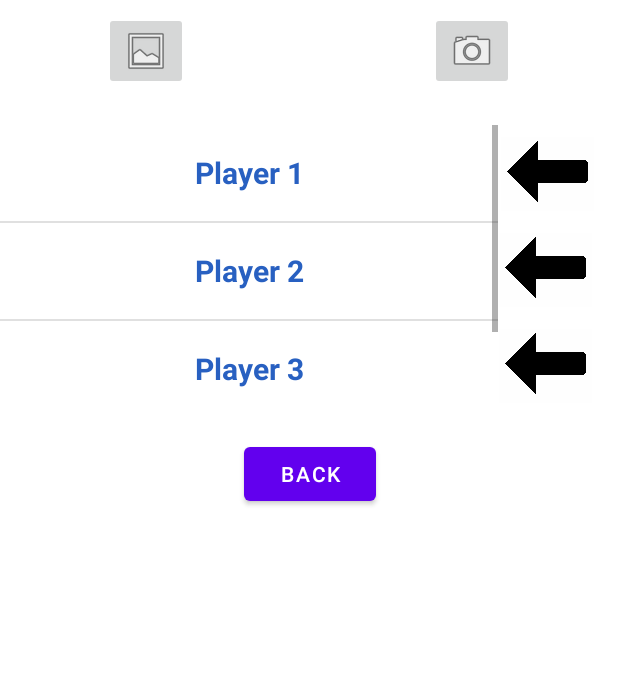
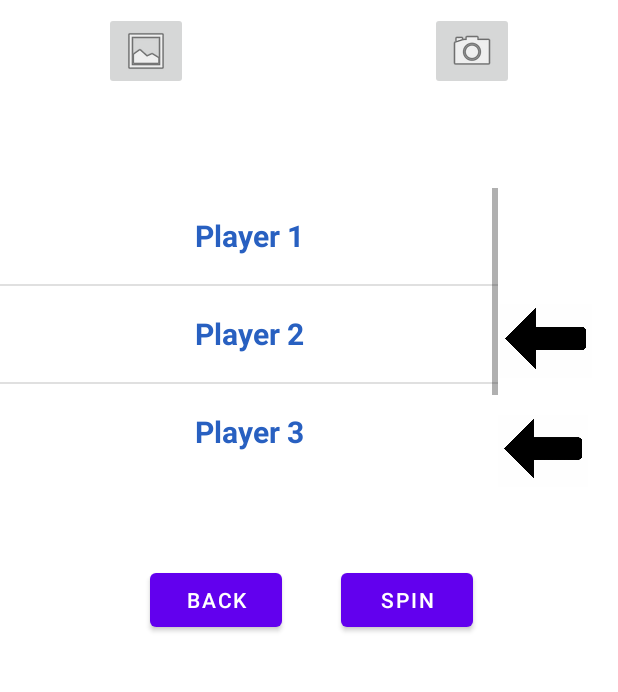
Before and after one commit to shech2/PhotoGuess, an Android app: the fragment GameFragment placed in its activity, after a tap on "Player 1", on a phone screen of 412 x 824 dp, the part 461-1153 px from its top. Run offline under Robolectric (Android 15) with nearby library versions, the light colour scheme and no system bars; our stand-ins replace Firebase (no records; nobody signed in at launch, a user with empty details on screens opened directly); pictures from the network do not load; 1 other tap on this screen came first.

Commit message:
Wokred on GameFragment most of the day , there is a lot to do

```diff
--- a/app/src/main/java/com/example/photoguess/GameFragment.java
+++ b/app/src/main/java/com/example/photoguess/GameFragment.java
@@ -17,6 +17,7 @@
 import android.view.LayoutInflater;
 import android.view.View;
 import android.view.ViewGroup;
+import android.widget.AdapterView;
 import android.widget.ArrayAdapter;
 
 import com.example.photoguess.databinding.FragmentGameBinding;
@@ -30,6 +31,7 @@
     ActivityResultLauncher<String> Gallery;
     ArrayList<String> players;
     View view;
+    int currentPos = -1;
 
     @Override
     public View onCreateView(@NonNull LayoutInflater inflater, ViewGroup container,
@@ -67,11 +69,14 @@
         players.add("Player 3");
         players.add("Player 4");
         ArrayAdapter<String> adapter = new ArrayAdapter<>(getContext(),R.layout.fragment_item,players);
-        int currentPos = 0;
 
         binding.roomShuffle.setAdapter(adapter);
-        binding.roomShuffle.setOnItemClickListener((parent, view, position, id) -> {
-
+        binding.roomShuffle.setOnItemClickListener(new AdapterView.OnItemClickListener() {
+            @Override
+            public void onItemClick(AdapterView<?> parent, View view, int position, long id) {
+                currentPos = position;
+                updateArrowVisibility();
+            }
         });
 
         // Return the root view
@@ -102,4 +107,12 @@
         MediaStore.Images.Media.insertImage(requireActivity().getContentResolver(), picture, "PhotoGuess", "PhotoGuess");
     }
 
+
+    private void updateArrowVisibility() {
+        for (int i = 0; i < binding.roomShuffle.getChildCount(); i++) {
+            View view = binding.roomShuffle.getChildAt(i);
+            binding.imageView4.setVisibility(i == currentPos ? View.VISIBLE : View.INVISIBLE);
+        }
+    }
+
 }
--- a/app/src/main/res/layout/fragment_game.xml
+++ b/app/src/main/res/layout/fragment_game.xml
@@ -77,26 +77,44 @@
         android:layout_alignParentStart="true"
         android:layout_alignParentEnd="true"
         android:layout_alignParentBottom="true"
-        android:layout_marginStart="162dp"
+        android:layout_marginStart="100dp"
         android:layout_marginTop="250dp"
         android:layout_marginEnd="161dp"
         android:layout_marginBottom="43dp"
         android:text="@string/back"
         app:layout_constraintBottom_toBottomOf="parent"
         app:layout_constraintEnd_toEndOf="parent"
+        app:layout_constraintHorizontal_bias="0.0"
         app:layout_constraintStart_toStartOf="parent"
-        app:layout_constraintTop_toBottomOf="@+id/Logo" />
+        app:layout_constraintTop_toBottomOf="@+id/Logo"
+        app:layout_constraintVertical_bias="1.0" />
+
+    <Button
+        android:id="@+id/SPIN"
+        android:layout_width="88dp"
+        android:layout_height="48dp"
+        android:layout_marginTop="376dp"
+        android:layout_marginBottom="43dp"
+        android:text="SPIN"
+        app:layout_constraintBottom_toBottomOf="parent"
+        app:layout_constraintEnd_toEndOf="parent"
+        app:layout_constraintHorizontal_bias="0.702"
+        app:layout_constraintStart_toStartOf="parent"
+        app:layout_constraintTop_toBottomOf="@+id/Logo"
+        app:layout_constraintVertical_bias="1.0" />
 
     <ImageView
         android:id="@+id/imageView4"
         android:layout_width="62dp"
         android:layout_height="64dp"
         android:layout_marginStart="1dp"
-        android:layout_marginTop="24dp"
+        android:layout_marginTop="42dp"
         android:layout_marginEnd="16dp"
+        android:contentDescription="@string/arrow"
         android:src="@drawable/leftarrow"
         app:layout_constraintBottom_toTopOf="@+id/imageView5"
         app:layout_constraintEnd_toEndOf="parent"
+        app:layout_constraintHorizontal_bias="0.0"
         app:layout_constraintStart_toEndOf="@+id/roomShuffle"
         app:layout_constraintTop_toBottomOf="@+id/cameraLaunchBTN" />
 
@@ -105,6 +123,7 @@
         android:layout_width="62dp"
         android:layout_height="64dp"
         android:layout_marginEnd="17dp"
+        android:contentDescription="@string/arrow"
         android:src="@drawable/leftarrow"
         app:layout_constraintBottom_toTopOf="@+id/imageView6"
         app:layout_constraintEnd_toEndOf="parent"
@@ -113,13 +132,15 @@
 
     <ImageView
         android:id="@+id/imageView6"
-        android:layout_width="62dp"
-        android:layout_height="64dp"
+        android:layout_width="60dp"
+        android:layout_height="53dp"
         android:layout_marginEnd="17dp"
-        android:layout_marginBottom="149dp"
+        android:layout_marginBottom="125dp"
+        android:contentDescription="@string/arrow"
         android:src="@drawable/leftarrow"
         app:layout_constraintBottom_toBottomOf="parent"
         app:layout_constraintEnd_toEndOf="parent"
+        app:layout_constraintHorizontal_bias="0.0"
         app:layout_constraintStart_toEndOf="@+id/roomShuffle"
         app:layout_constraintTop_toBottomOf="@+id/imageView5" />
 
--- a/app/src/main/res/layout/fragment_item.xml
+++ b/app/src/main/res/layout/fragment_item.xml
@@ -8,4 +8,6 @@
     android:paddingRight="6dip"
     android:textColor="#2860C1"
     android:textSize="20sp"
-    android:textStyle="bold" />
+    android:textStyle="bold">
+
+</TextView>
--- a/build.gradle
+++ b/build.gradle
@@ -6,6 +6,6 @@
 }
 
 plugins {
-    id 'com.android.application' version '7.3.1' apply false
-    id 'com.android.library' version '7.3.1' apply false
+    id 'com.android.application' version '7.4.0' apply false
+    id 'com.android.library' version '7.4.0' apply false
 }
```
Also changed, not shown: gradle/wrapper/gradle-wrapper.properties.
